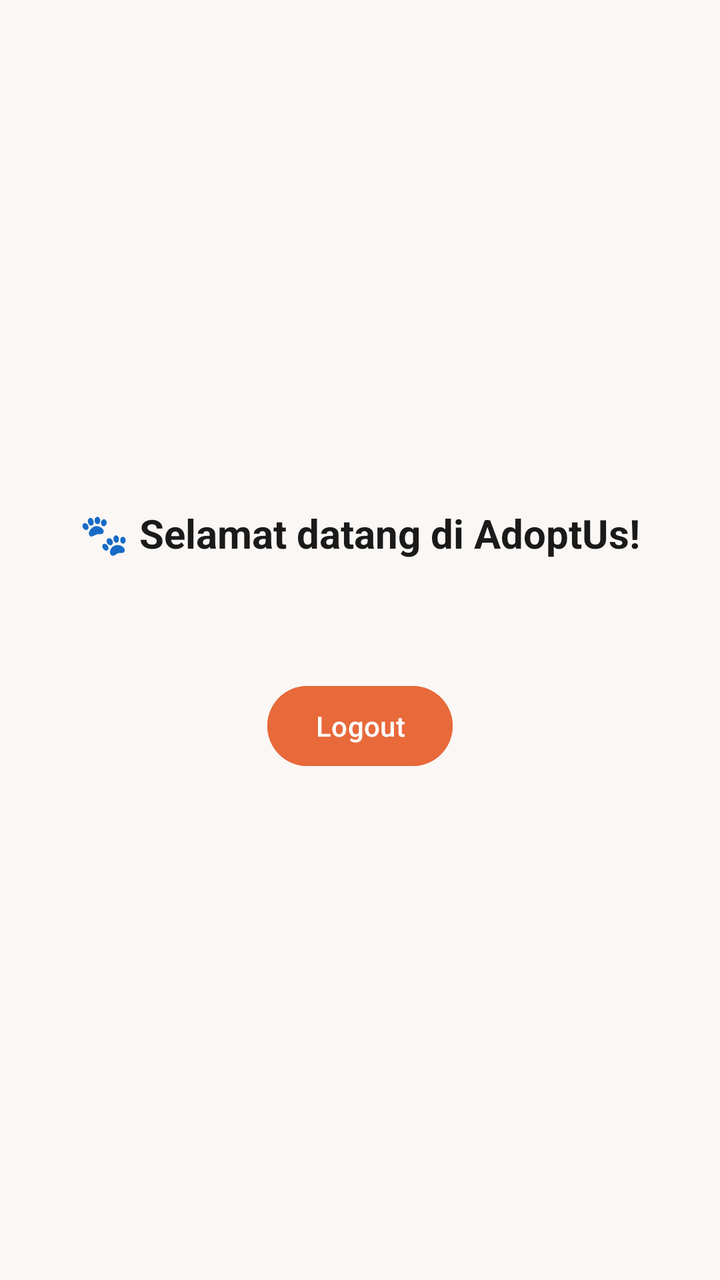
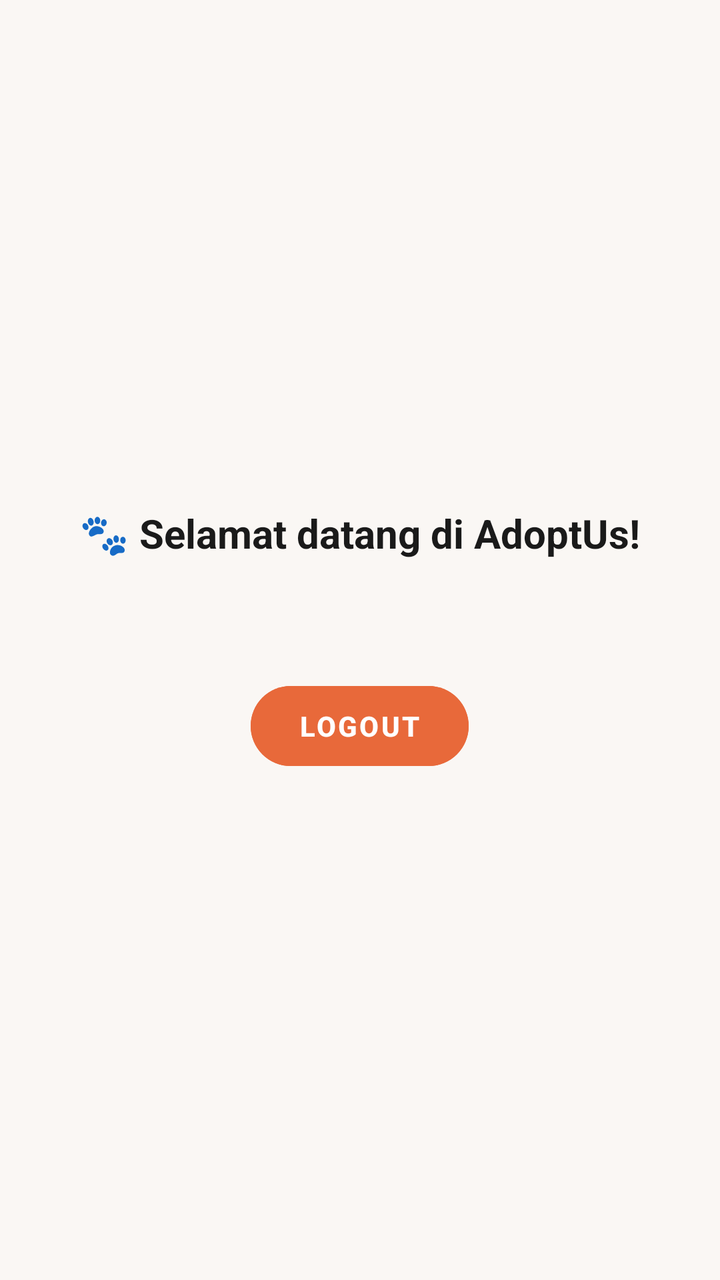

Compare the two renders of this Android layout. The source of the first and the diff that turns it into the second are given below.
<!-- AndroidManifest.xml: application theme Theme.AdoptUs -->
<!-- res/layout/activity_main.xml -->
<?xml version="1.0" encoding="utf-8"?>
<LinearLayout
    xmlns:android="http://schemas.android.com/apk/res/android"
    android:layout_width="match_parent"
    android:layout_height="match_parent"
    android:orientation="vertical"
    android:gravity="center"
    android:background="#FAF7F4">

    <TextView
        android:layout_width="wrap_content"
        android:layout_height="wrap_content"
        android:text="🐾 Selamat datang di AdoptUs!"
        android:textSize="20sp"
        android:textStyle="bold"
        android:textColor="#1A1A1A"
        android:layout_marginBottom="8dp"/>

    <TextView
        android:id="@+id/tvWelcomeEmail"
        android:layout_width="wrap_content"
        android:layout_height="wrap_content"
        android:text=""
        android:textSize="14sp"
        android:textColor="#888888"
        android:layout_marginBottom="32dp"/>

    <Button
        android:id="@+id/btnLogout"
        android:layout_width="wrap_content"
        android:layout_height="wrap_content"
        android:text="Logout"
        android:backgroundTint="#E8693A"/>

</LinearLayout>
<!-- resources referenced by this layout -->
<resources>
  <style name="Theme.AdoptUs" parent="Base.Theme.AdoptUs" />
  <style name="Base.Theme.AdoptUs" parent="Theme.Material3.DayNight.NoActionBar">
          
          
      </style>
</resources>

<!-- the commit's change to res/layout/activity_main.xml (unified diff, before → after) -->
@@ -13,7 +13,7 @@
         android:text="🐾 Selamat datang di AdoptUs!"
         android:textSize="20sp"
         android:textStyle="bold"
-        android:textColor="#1A1A1A"
+        android:textColor="@color/gray_hint"
         android:layout_marginBottom="8dp"/>
 
     <TextView
@@ -22,14 +22,16 @@
         android:layout_height="wrap_content"
         android:text=""
         android:textSize="14sp"
-        android:textColor="#888888"
+        android:textColor="@color/light_gray"
         android:layout_marginBottom="32dp"/>
 
     <Button
         android:id="@+id/btnLogout"
         android:layout_width="wrap_content"
         android:layout_height="wrap_content"
-        android:text="Logout"
-        android:backgroundTint="#E8693A"/>
+        android:text="LOGOUT"
+        android:textStyle="bold"
+        android:letterSpacing="0.08"
+        android:backgroundTint="@color/primary_orange"/>
 
 </LinearLayout>
<!-- resource entries referenced after the edit -->
@@ -1,5 +1,10 @@
 <!-- resources referenced by this layout -->
 <resources>
+  <color name="gray_hint">#1A1A1A</color>
+  
+      // app color
+  <color name="light_gray">#888888</color>
+  <color name="primary_orange">#E8693A</color>
   <style name="Theme.AdoptUs" parent="Base.Theme.AdoptUs" />
   <style name="Base.Theme.AdoptUs" parent="Theme.Material3.DayNight.NoActionBar">
           
